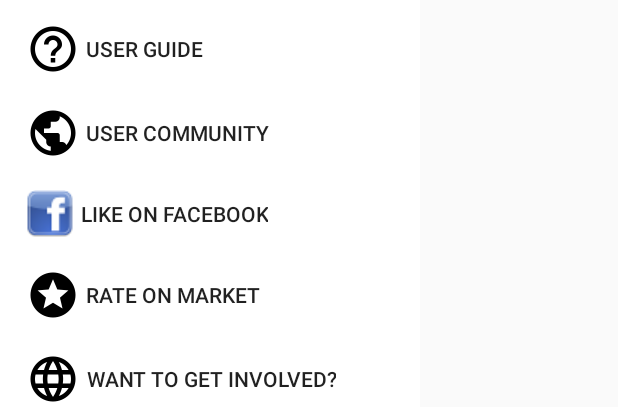
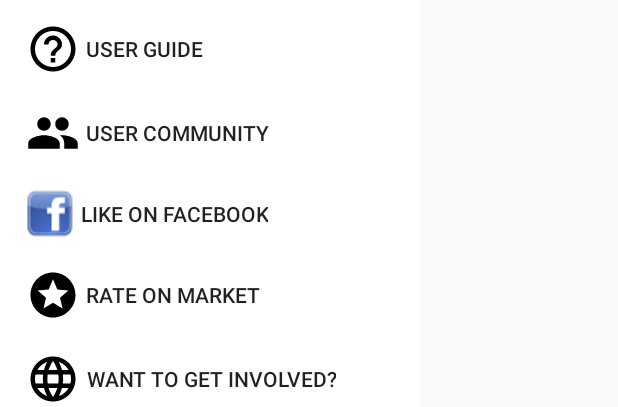
Before and after one commit to GiorgioRegni/Binaural-Beats, an Android app: the layout fragment_navigation_drawer.xml on its own in the app's theme, with its tools: preview values and no code run, on a phone screen of 412 x 824 dp. Shown: the part 203-610 px from the top of the screen. Run offline under Robolectric (Android 15) with nearby library versions, the phone set to English and light mode, and no system bars.

Commit message:
Community icon svg

```diff
--- /dev/null
+++ b/app/src/main/res/drawable/ic_people_black_36px.xml
@@ -0,0 +1,9 @@
+<vector xmlns:android="http://schemas.android.com/apk/res/android"
+        android:width="36dp"
+        android:height="36dp"
+        android:viewportWidth="24.0"
+        android:viewportHeight="24.0">
+    <path
+        android:pathData="M16,11c1.66,0 2.99,-1.34 2.99,-3S17.66,5 16,5c-1.66,0 -3,1.34 -3,3s1.34,3 3,3zM8,11c1.66,0 2.99,-1.34 2.99,-3S9.66,5 8,5C6.34,5 5,6.34 5,8s1.34,3 3,3zM8,13c-2.33,0 -7,1.17 -7,3.5L1,19h14v-2.5c0,-2.33 -4.67,-3.5 -7,-3.5zM16,13c-0.29,0 -0.62,0.02 -0.97,0.05 1.16,0.84 1.97,1.97 1.97,3.45L17,19h6v-2.5c0,-2.33 -4.67,-3.5 -7,-3.5z"
+        android:fillColor="#000000"/>
+</vector>
--- /dev/null
+++ b/app/src/main/res/drawable/ic_stars_black.xml
@@ -0,0 +1,9 @@
+<vector xmlns:android="http://schemas.android.com/apk/res/android"
+        android:width="36dp"
+        android:height="36dp"
+        android:viewportWidth="24.0"
+        android:viewportHeight="24.0">
+    <path
+        android:pathData="M11.99,2C6.47,2 2,6.48 2,12s4.47,10 9.99,10C17.52,22 22,17.52 22,12S17.52,2 11.99,2zM16.23,18L12,15.45 7.77,18l1.12,-4.81 -3.73,-3.23 4.92,-0.42L12,5l1.92,4.53 4.92,0.42 -3.73,3.23L16.23,18z"
+        android:fillColor="#000000"/>
+</vector>
--- a/app/src/main/res/layout/fragment_navigation_drawer.xml
+++ b/app/src/main/res/layout/fragment_navigation_drawer.xml
@@ -32,7 +32,7 @@
         android:id="@+id/NDCommunityButton"
         android:layout_width="wrap_content"
         android:layout_height="wrap_content"
-        android:drawableLeft="@drawable/ic_public_black_36dp"
+        android:drawableLeft="@drawable/ic_people_black_36px"
         android:drawablePadding="4dip"
         android:layout_marginLeft="5dp"
         android:text="@string/user_community" />
@@ -52,7 +52,7 @@
         android:id="@+id/NDRateButton"
         android:layout_width="wrap_content"
         android:layout_height="wrap_content"
-        android:drawableLeft="@drawable/ic_stars_black_36dp"
+        android:drawableLeft="@drawable/ic_stars_black"
         android:drawablePadding="4dip"
         android:layout_marginLeft="5dp"
         android:text="@string/rate_on_market" />
--- a/app/src/main/res/layout/presetlist.xml
+++ b/app/src/main/res/layout/presetlist.xml
@@ -66,7 +66,7 @@
             android:layout_width="wrap_content"
             android:layout_height="wrap_content"
             android:layout_gravity="center"
-            android:drawableTop="@drawable/ic_public_black_36dp"
+            android:drawableTop="@drawable/ic_people_black_36px"
             android:text="@string/community"
             android:layout_weight="1" />
 
```
Also changed, not shown: app/src/main/res/drawable-hdpi/ic_public_black_36dp.png (deleted), app/src/main/res/drawable-hdpi/ic_public_black_48dp.png (deleted), app/src/main/res/drawable-hdpi/ic_stars_black_36dp.png (deleted), app/src/main/res/drawable-mdpi/ic_public_black_36dp.png (deleted), app/src/main/res/drawable-mdpi/ic_public_black_48dp.png (deleted), app/src/main/res/drawable-mdpi/ic_stars_black_36dp.png (deleted), app/src/main/res/drawable-xxxhdpi/ic_public_black_36dp.png (deleted), app/src/main/res/drawable-xxxhdpi/ic_public_black_48dp.png (deleted), app/src/main/res/drawable-xxxhdpi/ic_stars_black_36dp.png (deleted).
